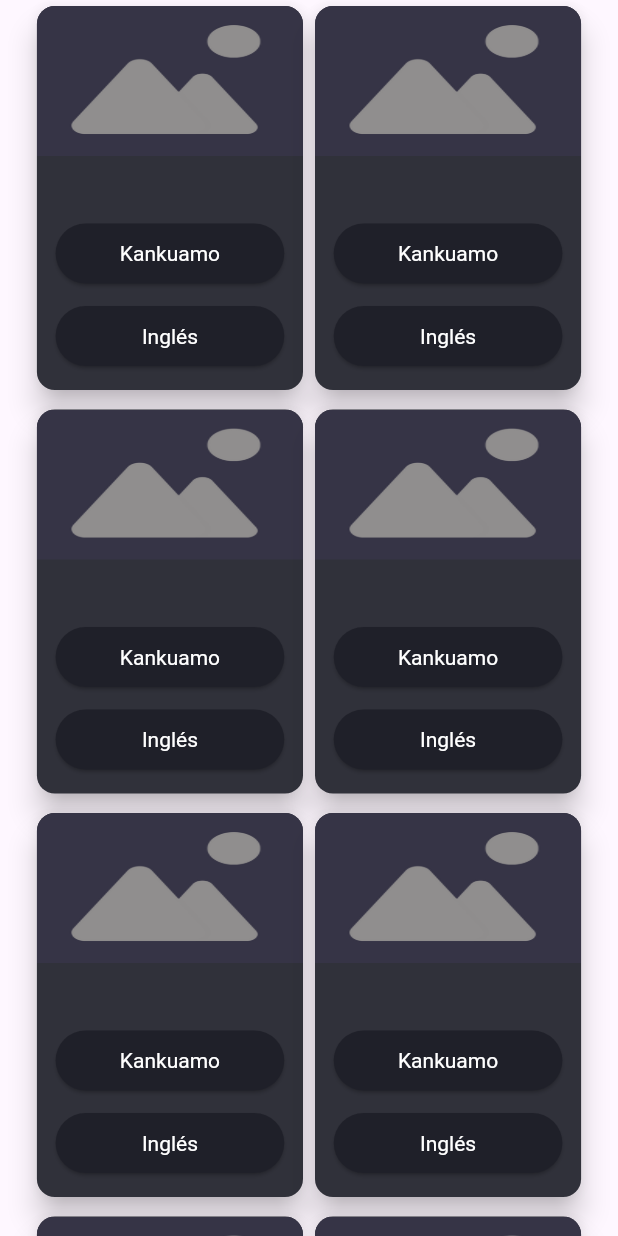
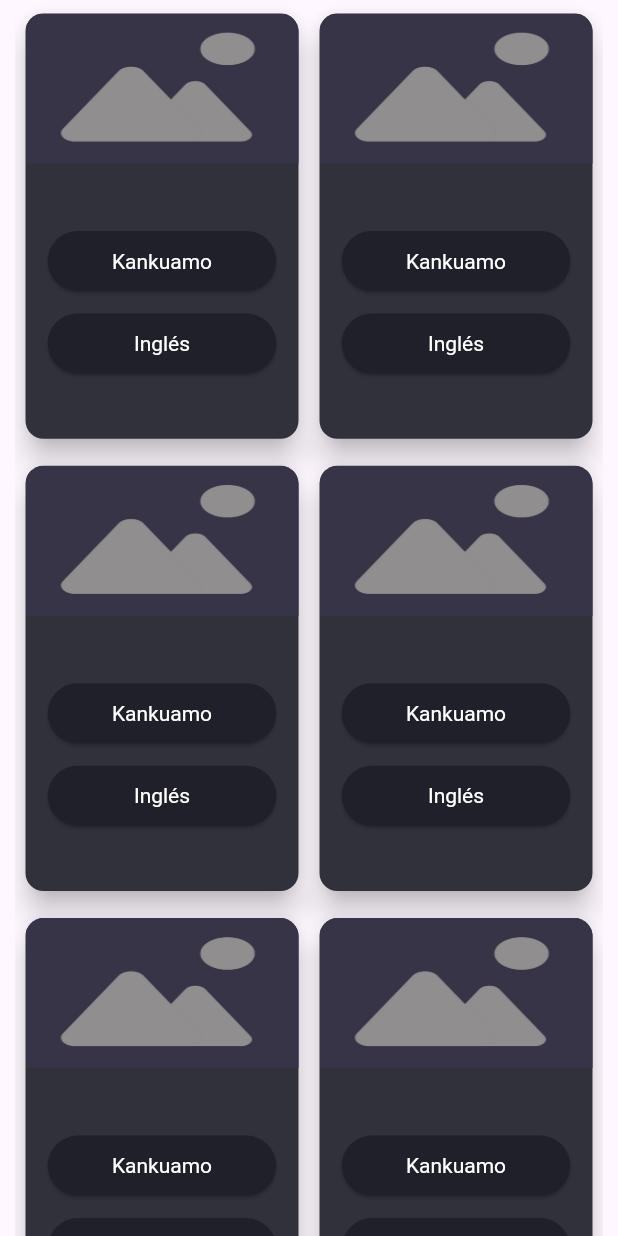
Before and after one commit to Jsrodriguez03/Frontend-DiccionarioKMovil, a Flutter app: the ListCard widget shown alone on an empty page, opened directly with empty values, on a phone screen of 412 x 824 dp. Run offline on Flutter 3.47's test engine with Material 2 defaults, Android fonts, the phone set to English and light mode, and no system bars; our stand-ins replace audioplayers, carousel_slider, get; missing offline and left inert: animation_search_bar.

Commit message:
Changing listCard from LisView to GridView

```diff
--- a/lib/ui/widgets/WidgetsCategory/list_card_category.dart
+++ b/lib/ui/widgets/WidgetsCategory/list_card_category.dart
@@ -3,28 +3,30 @@ import 'package:frontend_diccionario/ui/widgets/WidgetsCategory/card_category.da
 
 class ListCard extends StatelessWidget {
   const ListCard({
-    super.key,
+    Key? key,
     required this.titleElement,
-  });
+  }) : super(key: key);
 
   final String titleElement;
 
   @override
   Widget build(BuildContext context) {
     return Expanded(
-      child: ListView(
-        children: List<Widget>.generate(8, (index) {
-          return Padding(
-            padding: const EdgeInsets.only(bottom: 5),
-            child: Row(
-              mainAxisAlignment: MainAxisAlignment.center,
-              children: [
-                CardCategory(titleCard: titleElement),
-                CardCategory(titleCard: titleElement),
-              ],
-            ),
-          );
-        }),
+      child: Padding(
+        padding: const EdgeInsets.symmetric(horizontal: 10),
+        child: GridView.builder(
+          gridDelegate: const SliverGridDelegateWithFixedCrossAxisCount(
+            crossAxisCount: 2,
+            childAspectRatio: 0.65,
+          ),
+          itemCount: 8,
+          itemBuilder: (BuildContext context, int index) {
+            return Padding(
+              padding: const EdgeInsets.symmetric(vertical: 5, horizontal: 3),
+              child: CardCategory(titleCard: titleElement),
+            );
+          },
+        ),
       ),
     );
   }
```
